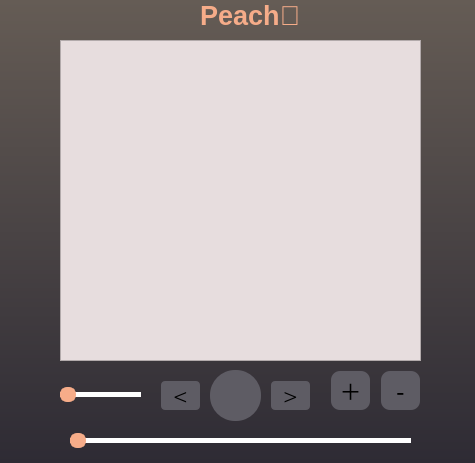
Old version of the form Peachblack3.ui in the repository YourBestFriendKenny/CancelProject.
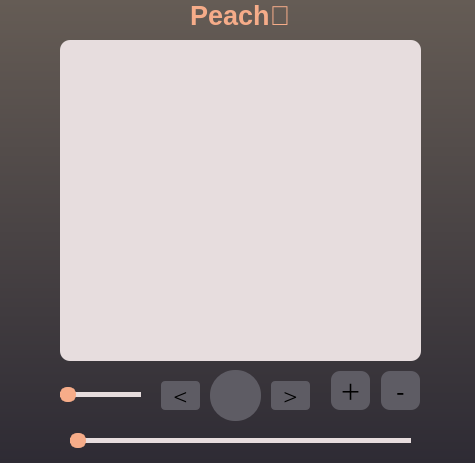
New version of the form. Icons and pictures are not drawn.

Commit message:
Чуть изменил gui
полоску QSlider покрасил

```diff
--- a/Peachblack3.ui
+++ b/Peachblack3.ui
@@ -98,7 +98,7 @@
     padding: -4px 0px;  
 }
 QSlider::add-page:horizontal {
-    background:  white;
+   background-color: rgb(231,221,222);
 }
 QSlider::sub-page:horizontal {
     background: #fbac8b;
@@ -121,7 +121,8 @@
     </rect>
    </property>
    <property name="styleSheet">
-    <string notr="true">background-color: rgb(231,221,222);</string>
+    <string notr="true">background-color: rgb(231,221,222);
+border-radius: 10px;</string>
    </property>
   </widget>
   <widget class="QSlider" name="horizontalSlider">
@@ -150,7 +151,8 @@
     padding: -4px 0px;  
 }
 QSlider::add-page:horizontal {
-    background:  white;
+   background-color: rgb(231,221,222);
+
 }
 QSlider::sub-page:horizontal {
     background: #fbac8b;
@@ -166,7 +168,7 @@
   <widget class="QLabel" name="label">
    <property name="geometry">
     <rect>
-     <x>200</x>
+     <x>190</x>
      <y>0</y>
      <width>131</width>
      <height>31</height>
```
The commit also changes 2 other files.
